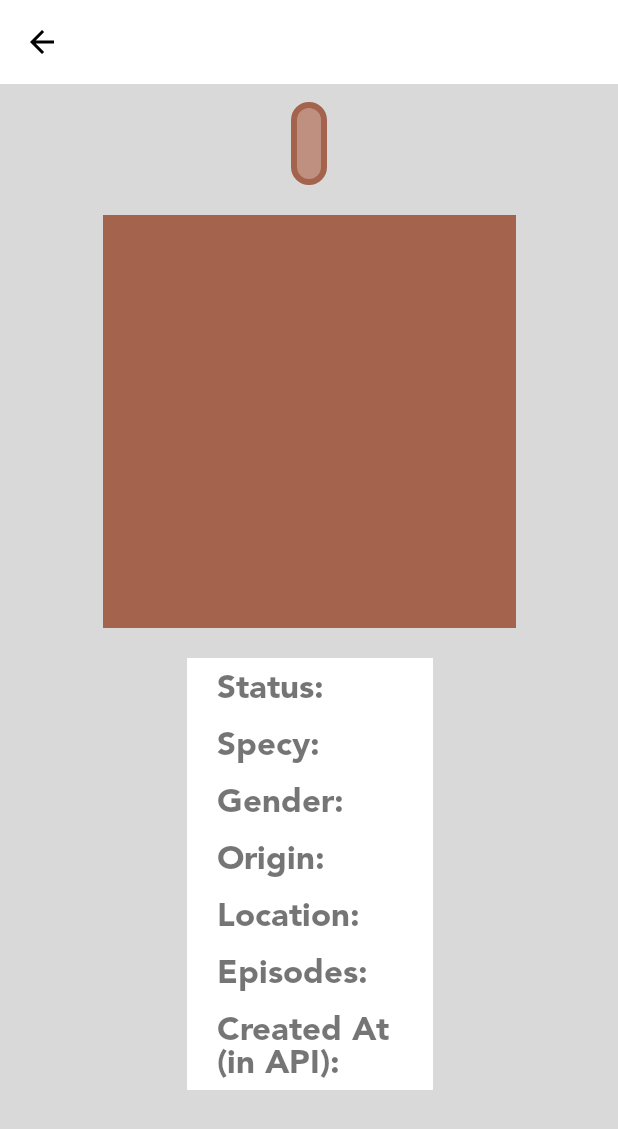
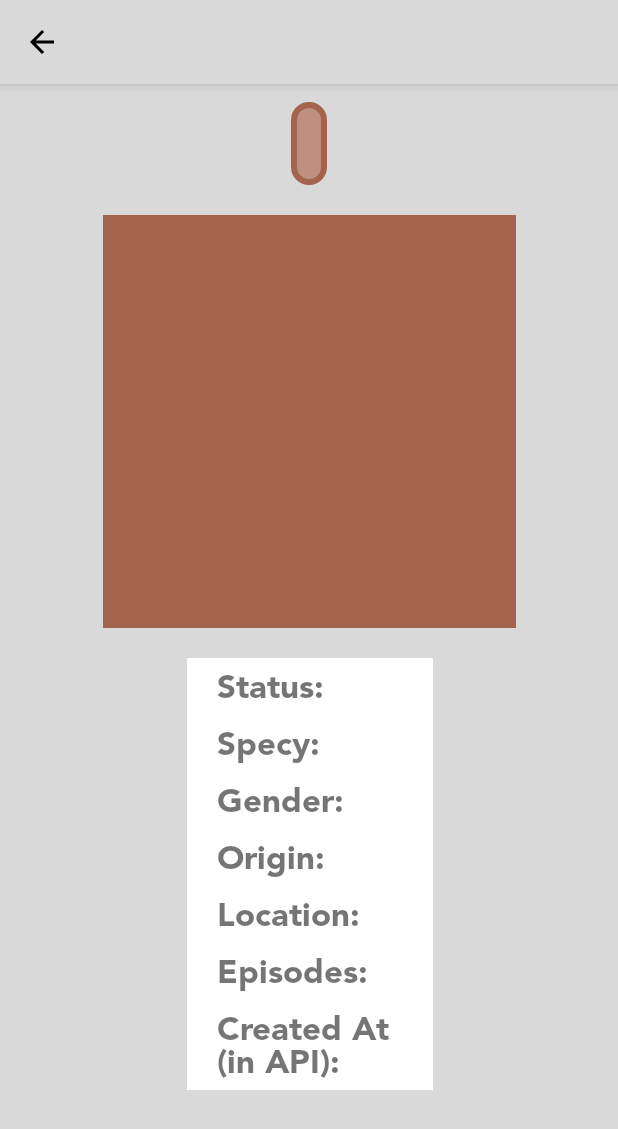
Before and after one commit to hasanalic/RickAndMorty, an Android app: the fragment DetailFragment placed in its activity, on a phone screen of 412 x 824 dp. Shown: the top 1129 px of the screen. Run offline under Robolectric (Android 15) with nearby library versions, the phone set to English and light mode, and no system bars; our stand-ins replace Dagger/Hilt's generated code; pictures from the network do not load.

Commit message:
added elevation

```diff
--- a/app/src/main/res/layout-land/fragment_detail.xml
+++ b/app/src/main/res/layout-land/fragment_detail.xml
@@ -16,7 +16,8 @@
             android:id="@+id/toolbarDetail"
             android:layout_width="match_parent"
             android:layout_height="wrap_content"
-            android:background="@color/white"
+            android:elevation="4dp"
+            android:background="@color/text_color"
             android:theme="@style/Widget.AppCompat.Light.ActionBar"
             app:layout_constraintEnd_toEndOf="parent"
             app:layout_constraintStart_toStartOf="parent"
--- a/app/src/main/res/layout/fragment_detail.xml
+++ b/app/src/main/res/layout/fragment_detail.xml
@@ -16,7 +16,8 @@
             android:id="@+id/toolbarDetail"
             android:layout_width="match_parent"
             android:layout_height="wrap_content"
-            android:background="@color/white"
+            android:elevation="4dp"
+            android:background="@color/text_color"
             android:theme="@style/Widget.AppCompat.Light.ActionBar"
             app:layout_constraintEnd_toEndOf="parent"
             app:layout_constraintStart_toStartOf="parent"
```
